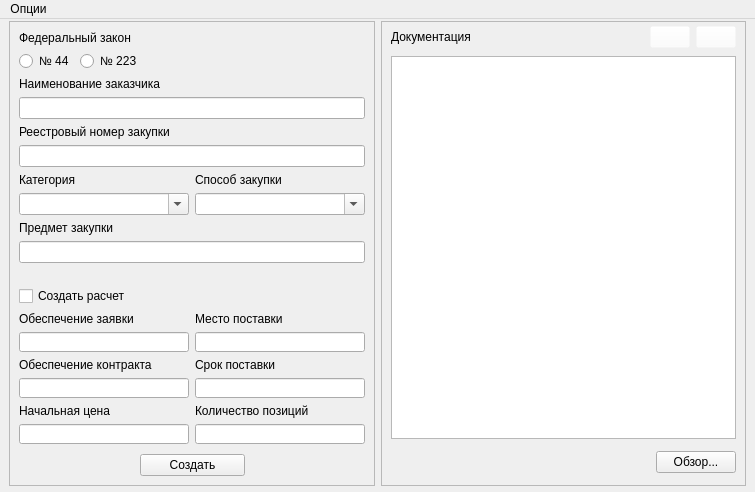
Above: interface/ui/main.ui from Korolev-Oleg/Tend-Manager before the change. Below: the same form after it.
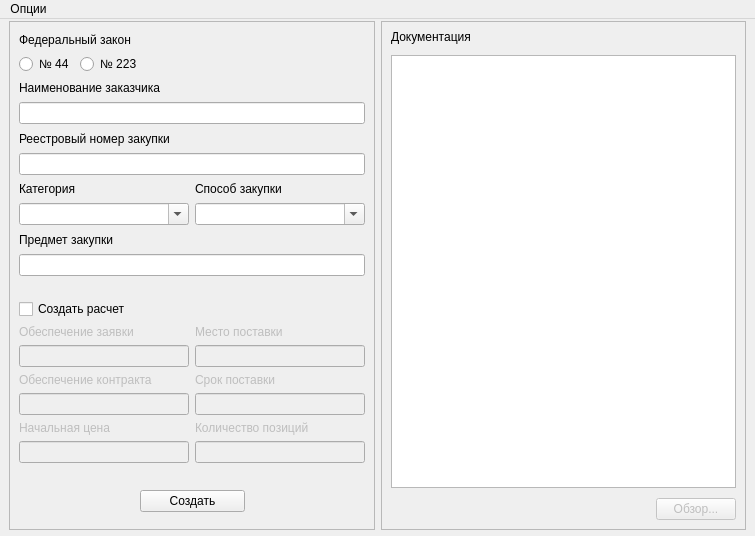
That is the form after the change. Icons and pictures are not drawn.

Diff of the .ui file:
```diff
--- a/interface/ui/main.ui
+++ b/interface/ui/main.ui
@@ -7,19 +7,19 @@
     <x>0</x>
     <y>0</y>
     <width>755</width>
-    <height>492</height>
+    <height>536</height>
    </rect>
   </property>
   <property name="minimumSize">
    <size>
-    <width>0</width>
-    <height>492</height>
+    <width>755</width>
+    <height>536</height>
    </size>
   </property>
   <property name="maximumSize">
    <size>
-    <width>16777215</width>
-    <height>492</height>
+    <width>1000</width>
+    <height>536</height>
    </size>
   </property>
   <property name="windowTitle">
@@ -191,34 +191,55 @@
               </widget>
              </item>
              <item>
-              <widget class="QLabel" name="label_8">
+              <widget class="QLabel" name="label_appSecurity">
+               <property name="enabled">
+                <bool>false</bool>
+               </property>
                <property name="text">
                 <string>Обеспечение заявки</string>
                </property>
               </widget>
              </item>
              <item>
-              <widget class="QLineEdit" name="_lineAppSecurity"/>
+              <widget class="QLineEdit" name="_lineAppSecurity">
+               <property name="enabled">
+                <bool>false</bool>
+               </property>
+              </widget>
              </item>
              <item>
-              <widget class="QLabel" name="label_9">
+              <widget class="QLabel" name="label_contractSecurity">
+               <property name="enabled">
+                <bool>false</bool>
+               </property>
                <property name="text">
                 <string>Обеспечение контракта</string>
                </property>
               </widget>
              </item>
              <item>
-              <widget class="QLineEdit" name="_lineContractSecurity"/>
+              <widget class="QLineEdit" name="_lineContractSecurity">
+               <property name="enabled">
+                <bool>false</bool>
+               </property>
+              </widget>
              </item>
              <item>
-              <widget class="QLabel" name="label_11">
+              <widget class="QLabel" name="label_currentPrice">
+               <property name="enabled">
+                <bool>false</bool>
+               </property>
                <property name="text">
                 <string>Начальная цена</string>
                </property>
               </widget>
              </item>
              <item>
-              <widget class="QLineEdit" name="_lineCurrentPrice"/>
+              <widget class="QLineEdit" name="_lineCurrentPrice">
+               <property name="enabled">
+                <bool>false</bool>
+               </property>
+              </widget>
              </item>
             </layout>
            </item>
@@ -238,34 +259,55 @@
               </widget>
              </item>
              <item>
-              <widget class="QLabel" name="label_7">
+              <widget class="QLabel" name="label_place">
+               <property name="enabled">
+                <bool>false</bool>
+               </property>
                <property name="text">
                 <string>Место поставки</string>
                </property>
               </widget>
              </item>
              <item>
-              <widget class="QLineEdit" name="_linePlace"/>
+              <widget class="QLineEdit" name="_linePlace">
+               <property name="enabled">
+                <bool>false</bool>
+               </property>
+              </widget>
              </item>
              <item>
-              <widget class="QLabel" name="label_10">
+              <widget class="QLabel" name="label_period">
+               <property name="enabled">
+                <bool>false</bool>
+               </property>
                <property name="text">
                 <string>Срок поставки</string>
                </property>
               </widget>
              </item>
              <item>
-              <widget class="QLineEdit" name="_linePeriod"/>
+              <widget class="QLineEdit" name="_linePeriod">
+               <property name="enabled">
+                <bool>false</bool>
+               </property>
+              </widget>
              </item>
              <item>
-              <widget class="QLabel" name="label_12">
+              <widget class="QLabel" name="label_positionCount">
+               <property name="enabled">
+                <bool>false</bool>
+               </property>
                <property name="text">
                 <string>Количество позиций</string>
                </property>
               </widget>
              </item>
              <item>
-              <widget class="QLineEdit" name="_linePositionCount"/>
+              <widget class="QLineEdit" name="_linePositionCount">
+               <property name="enabled">
+                <bool>false</bool>
+               </property>
+              </widget>
              </item>
             </layout>
            </item>
@@ -274,7 +316,10 @@
          <item>
           <layout class="QHBoxLayout" name="horizontalLayout_4">
            <property name="topMargin">
-            <number>6</number>
+            <number>21</number>
+           </property>
+           <property name="bottomMargin">
+            <number>8</number>
            </property>
            <item>
             <spacer name="horizontalSpacer_3">
@@ -336,6 +381,9 @@
            </property>
            <item>
             <layout class="QHBoxLayout" name="horizontalLayout_7">
+             <property name="spacing">
+              <number>0</number>
+             </property>
              <item>
               <widget class="QLabel" name="label_6">
                <property name="maximumSize">
@@ -349,59 +397,6 @@
                </property>
               </widget>
              </item>
-             <item>
-              <spacer name="horizontalSpacer_4">
-               <property name="orientation">
-                <enum>Qt::Horizontal</enum>
-               </property>
-               <property name="sizeHint" stdset="0">
-                <size>
-                 <width>40</width>
-                 <height>20</height>
-                </size>
-               </property>
-              </spacer>
-             </item>
-             <item>
-              <widget class="QPushButton" name="_btnAdd">
-               <property name="minimumSize">
-                <size>
-                 <width>0</width>
-                 <height>0</height>
-                </size>
-               </property>
-               <property name="styleSheet">
-                <string notr="true">background-color: rgba(255, 255, 255, 0);</string>
-               </property>
-               <property name="text">
-                <string/>
-               </property>
-               <property name="icon">
-                <iconset>
-                 <normaloff>interface/icons/add.ico</normaloff>interface/icons/add.ico</iconset>
-               </property>
-              </widget>
-             </item>
-             <item>
-              <widget class="QPushButton" name="_btnDel">
-               <property name="minimumSize">
-                <size>
-                 <width>0</width>
-                 <height>0</height>
-                </size>
-               </property>
-               <property name="styleSheet">
-                <string notr="true">background-color: rgba(255, 255, 255, 0);</string>
-               </property>
-               <property name="text">
-                <string/>
-               </property>
-               <property name="icon">
-                <iconset>
-                 <normaloff>interface/icons/remove.ico</normaloff>interface/icons/remove.ico</iconset>
-               </property>
-              </widget>
-             </item>
             </layout>
            </item>
            <item>
@@ -415,7 +410,7 @@
              <property name="maximumSize">
               <size>
                <width>16777215</width>
-               <height>383</height>
+               <height>433</height>
               </size>
              </property>
             </widget>
@@ -440,6 +435,9 @@
              </item>
              <item>
               <widget class="QPushButton" name="_btnView">
+               <property name="enabled">
+                <bool>false</bool>
+               </property>
                <property name="minimumSize">
                 <size>
                  <width>0</width>
```
